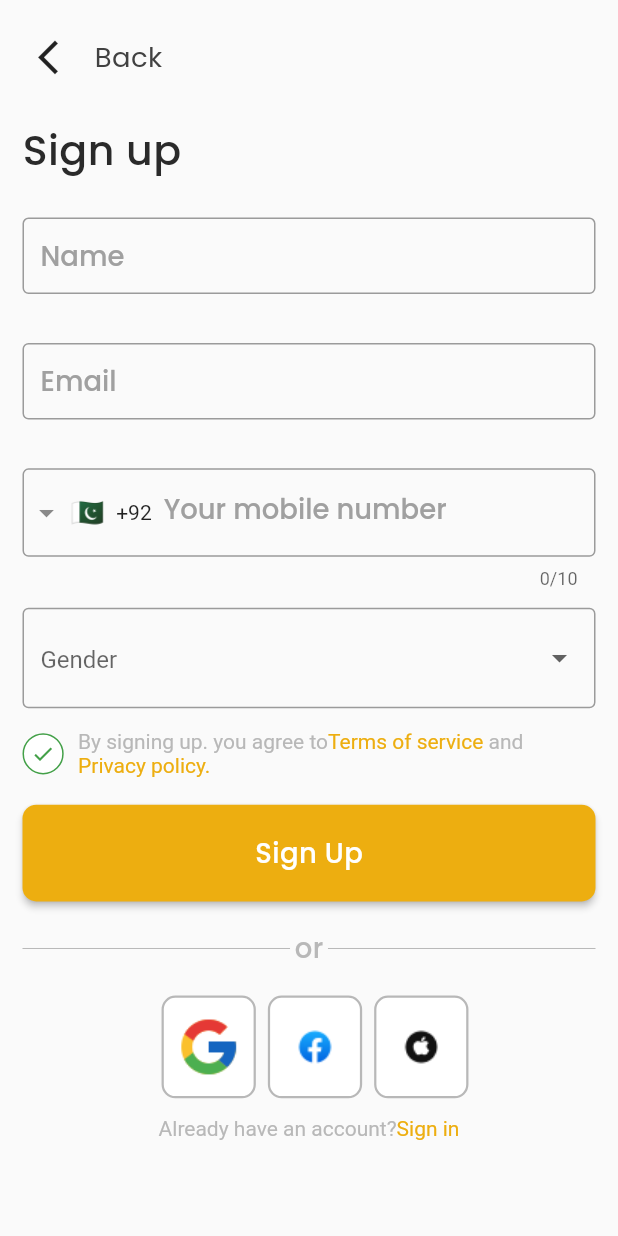
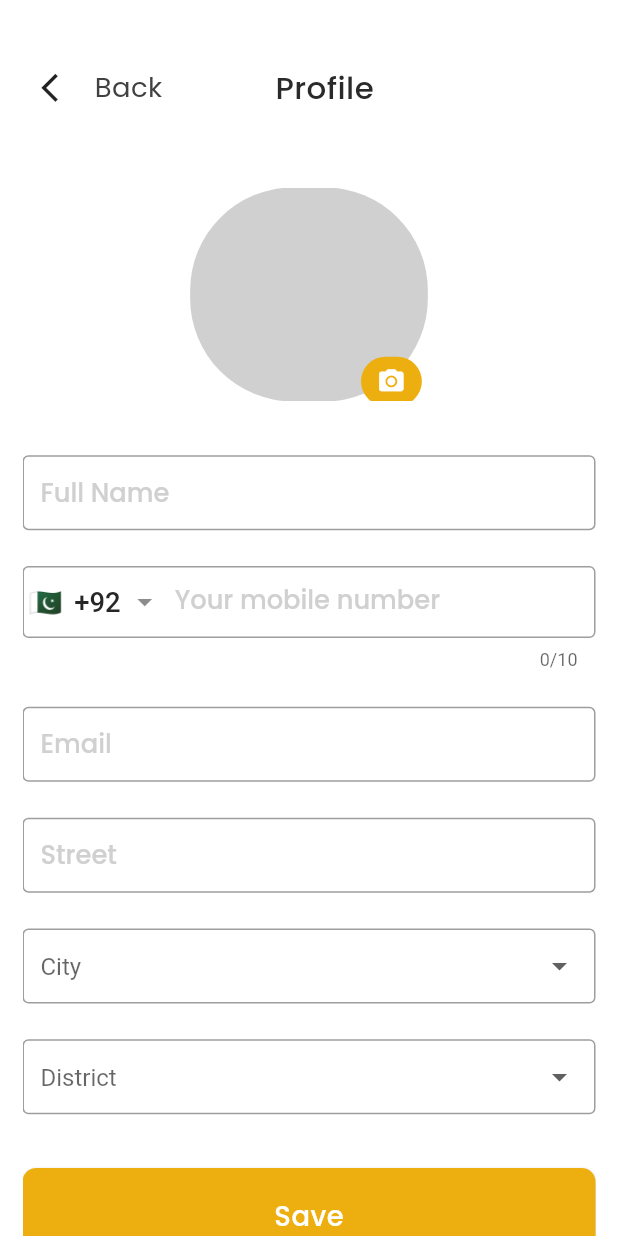
Before and after one commit to abdullah517/EasyRider, a Flutter app: the Signup screen opened directly, after a tap on "Sign Up", on a phone screen of 412 x 824 dp. Run offline on Flutter 3.47's test engine with Material 2 defaults, Android fonts, the phone set to English and light mode, and no system bars; drawn by our look-alikes of intl_phone_field, roundcheckbox; our stand-ins replace flutter_screenutil, flutter_svg, get, pinput.

Commit message:
mycommit1

```diff
--- a/lib/utils/appcolors.dart
+++ b/lib/utils/appcolors.dart
@@ -12,4 +12,7 @@ class Appcolors {
   static const Color contentPrimary = Color(0xff2A2A2A);
   static const Color splashbgColor = Color(0xffFEC400);
   static const Color neutralgrey = Color(0xffA0A0A0);
+  static const Color neutralgrey700 = Color(0xff5A5A5A);
+  static const Color neutralgrey200 = Color(0xffD0D0D0);
+  static const Color scaffoldbgcolor = Color(0xffffffff);
 }
--- a/lib/view/Authentication/components/authtextform.dart
+++ b/lib/view/Authentication/components/authtextform.dart
@@ -1,6 +1,7 @@
 import 'package:flutter/material.dart';
-import 'package:flutter_screenutil/flutter_screenutil.dart';
 import 'package:ridemate/view/Authentication/components/hinttextstyle.dart';
+
+import '../../../utils/appcolors.dart';
 
 // ignore: must_be_immutable
 class Authtextform extends StatelessWidget {
@@ -12,10 +13,8 @@ class Authtextform extends StatelessWidget {
 
   @override
   Widget build(BuildContext context) {
-    return SizedBox(
-      width: 362.w,
-      height: 60.h,
-      child: TextFormField(
+    return TextFormField(
+      cursorColor: Appcolors.primaryColor,
       obscureText: visibility,
       decoration: InputDecoration(
         hintText: hinttext,
@@ -23,8 +22,10 @@ class Authtextform extends StatelessWidget {
         suffixIcon: suffixIcon,
         contentPadding:
             const EdgeInsets.symmetric(horizontal: 12, vertical: 12),
-          border: OutlineInputBorder(),
-        ),
+        border: const OutlineInputBorder(
+            borderSide: BorderSide(color: Appcolors.neutralgrey200)),
+        focusedBorder: const OutlineInputBorder(
+            borderSide: BorderSide(color: Appcolors.primaryColor)),
       ),
     );
   }
--- a/lib/view/Authentication/components/backappbar.dart
+++ b/lib/view/Authentication/components/backappbar.dart
@@ -3,9 +3,11 @@ import 'package:flutter_screenutil/flutter_screenutil.dart';
 import 'package:get/get.dart';
 import 'package:ridemate/utils/appcolors.dart';
 import 'package:ridemate/widgets/customtext.dart';
+import 'package:ridemate/widgets/spacing.dart';
 
 class Backappbar extends StatelessWidget {
-  const Backappbar({super.key});
+  final String title;
+  const Backappbar({super.key, this.title = ''});
 
   @override
   Widget build(BuildContext context) {
@@ -15,14 +17,21 @@ class Backappbar extends StatelessWidget {
             onPressed: () => Get.back(),
             icon: Icon(
               Icons.arrow_back_ios,
-              size: 24.sp,
+              size: 20.sp,
             )),
         CustomText(
           title: 'Back',
           fontSize: 16,
           fontWeight: FontWeight.w400,
           color: Appcolors.contentSecondary,
-        )
+        ),
+        addHorizontalspace(width: 55.w),
+        CustomText(
+          title: title,
+          fontSize: 18,
+          fontWeight: FontWeight.w500,
+          color: Appcolors.contentPrimary,
+        ),
       ],
     );
   }
--- a/lib/view/Authentication/components/customrichtext.dart
+++ b/lib/view/Authentication/components/customrichtext.dart
@@ -6,7 +6,13 @@ import 'package:ridemate/utils/appcolors.dart';
 class Customrichtext extends StatelessWidget {
   List<String> texts;
   void Function()? onTap;
-  Customrichtext({super.key, required this.texts, this.onTap});
+  Color color;
+  Customrichtext({
+    super.key,
+    required this.texts,
+    this.onTap,
+    this.color = Appcolors.neutralgrey700,
+  });
 
   @override
   Widget build(BuildContext context) {
@@ -17,9 +23,7 @@ class Customrichtext extends StatelessWidget {
               (index) => TextSpan(
                     text: texts[index],
                     style: TextStyle(
-                      color: index % 2 != 0
-                          ? Appcolors.primaryColor
-                          : Appcolors.contentDisbaled,
+                      color: index % 2 != 0 ? Appcolors.primaryColor : color,
                     ),
                     recognizer: onTap != null && index == 1
                         ? (TapGestureRecognizer()..onTap = onTap)
--- a/lib/view/Authentication/components/dropdownfield.dart
+++ b/lib/view/Authentication/components/dropdownfield.dart
@@ -1,17 +1,26 @@
 import 'package:flutter/material.dart';
 import 'package:ridemate/view/Authentication/components/hinttextstyle.dart';
 
+import '../../../utils/appcolors.dart';
+
 class Dropdownfield extends StatelessWidget {
   final List<String> mylist;
-  const Dropdownfield({super.key, required this.mylist});
+  final String hinttext;
+  const Dropdownfield(
+      {super.key, required this.mylist, this.hinttext = 'Gender'});
 
   @override
   Widget build(BuildContext context) {
     return DropdownButtonFormField(
       decoration: InputDecoration(
-        hintText: 'Gender',
+        hintText: hinttext,
         hintStyle: gethintstyle(),
-        border: OutlineInputBorder(),
+        border: const OutlineInputBorder(
+            borderSide: BorderSide(color: Appcolors.neutralgrey200)),
+        focusedBorder: const OutlineInputBorder(
+            borderSide: BorderSide(color: Appcolors.primaryColor)),
+        contentPadding:
+            const EdgeInsets.symmetric(horizontal: 12, vertical: 12),
       ),
       items: List.generate(
           mylist.length,
--- a/lib/view/Authentication/components/hinttextstyle.dart
+++ b/lib/view/Authentication/components/hinttextstyle.dart
@@ -4,9 +4,9 @@ import 'package:ridemate/utils/appcolors.dart';
 
 TextStyle gethintstyle() {
   return TextStyle(
-    fontSize: 16.sp,
+    fontSize: 15.sp,
     fontWeight: FontWeight.w500,
-    color: Appcolors.neutralgrey,
+    color: Appcolors.neutralgrey200,
     fontFamily: 'Poppins',
   );
 }
--- a/lib/view/Authentication/components/phonefield.dart
+++ b/lib/view/Authentication/components/phonefield.dart
@@ -1,5 +1,7 @@
 import 'package:flutter/material.dart';
+import 'package:flutter_screenutil/flutter_screenutil.dart';
 import 'package:intl_phone_field/intl_phone_field.dart';
+import 'package:ridemate/utils/appcolors.dart';
 import 'package:ridemate/view/Authentication/components/hinttextstyle.dart';
 
 class Phonefield extends StatelessWidget {
@@ -8,10 +10,22 @@ class Phonefield extends StatelessWidget {
   @override
   Widget build(BuildContext context) {
     return IntlPhoneField(
+      cursorColor: Appcolors.primaryColor,
+      dropdownTextStyle: TextStyle(
+        fontSize: 16.sp,
+        fontWeight: FontWeight.w500,
+        color: const Color(0xff262626),
+      ),
+      dropdownIconPosition: IconPosition.trailing,
       decoration: InputDecoration(
         labelText: 'Your mobile number',
         labelStyle: gethintstyle(),
-        border: OutlineInputBorder(),
+        border: const OutlineInputBorder(
+            borderSide: BorderSide(color: Appcolors.neutralgrey200)),
+        focusedBorder: const OutlineInputBorder(
+            borderSide: BorderSide(color: Appcolors.primaryColor)),
+        contentPadding:
+            const EdgeInsets.symmetric(horizontal: 12, vertical: 12),
       ),
       initialCountryCode: 'PK',
       onChanged: (phone) {},
--- /dev/null
+++ b/lib/view/Authentication/view/Completeprofile/completeprofile.dart
@@ -0,0 +1,88 @@
+import 'package:flutter/material.dart';
+import 'package:flutter_screenutil/flutter_screenutil.dart';
+import 'package:ridemate/utils/appcolors.dart';
+import 'package:ridemate/view/Authentication/components/authtextform.dart';
+import 'package:ridemate/view/Authentication/components/backappbar.dart';
+import 'package:ridemate/view/Authentication/components/phonefield.dart';
+import 'package:ridemate/widgets/customcontainer.dart';
+import 'package:ridemate/widgets/spacing.dart';
+
+import '../../../../widgets/custombutton.dart';
+import '../../components/dropdownfield.dart';
+
+class Completeprofile extends StatelessWidget {
+  const Completeprofile({super.key});
+
+  @override
+  Widget build(BuildContext context) {
+    return SafeArea(
+        child: Scaffold(
+      backgroundColor: Appcolors.scaffoldbgcolor,
+      body: Form(
+          child: Padding(
+        padding: const EdgeInsets.symmetric(horizontal: 15),
+        child: SingleChildScrollView(
+          physics: const BouncingScrollPhysics(),
+          child: Column(
+            crossAxisAlignment: CrossAxisAlignment.start,
+            children: [
+              addVerticalspace(height: 24.h),
+              const Backappbar(title: 'Profile'),
+              addVerticalspace(height: 30.h),
+              Center(
+                child: Stack(
+                  children: [
+                    Customcontainer(
+                      width: 121.w,
+                      height: 100.h,
+                      color: Appcolors.neutralgrey200,
+                      borderRadius: 60,
+                    ),
+                    Positioned(
+                        bottom: -3,
+                        right: 4,
+                        child: Customcontainer(
+                          height: 23.h,
+                          width: 31.w,
+                          color: Appcolors.primaryColor,
+                          borderRadius: 20,
+                          child: Icon(
+                            Icons.camera_alt,
+                            color: const Color(0xffffffff),
+                            size: 17.sp,
+                          ),
+                        )),
+                  ],
+                ),
+              ),
+              addVerticalspace(height: 30),
+              Authtextform(hinttext: 'Full Name'),
+              addVerticalspace(height: 20),
+              const Phonefield(),
+              addVerticalspace(height: 20),
+              Authtextform(hinttext: 'Email'),
+              addVerticalspace(height: 20),
+              Authtextform(hinttext: 'Street'),
+              addVerticalspace(height: 20),
+              const Dropdownfield(
+                mylist: ['Rawalpindi', 'Islamabad'],
+                hinttext: 'City',
+              ),
+              addVerticalspace(height: 20),
+              const Dropdownfield(
+                  mylist: ['Punjab', 'Sindh'], hinttext: 'District'),
+              addVerticalspace(height: 30),
+              Custombutton(
+                text: 'Save',
+                fontSize: 16,
+                fontWeight: FontWeight.w500,
+                borderRadius: 8,
+              ),
+              addVerticalspace(height: 10),
+            ],
+          ),
+        ),
+      )),
+    ));
+  }
+}
--- a/lib/view/Authentication/view/Signup/signup.dart
+++ b/lib/view/Authentication/view/Signup/signup.dart
@@ -9,6 +9,7 @@ import 'package:ridemate/view/Authentication/components/customrichtext.dart';
 import 'package:ridemate/view/Authentication/components/dropdownfield.dart';
 import 'package:ridemate/view/Authentication/components/phonefield.dart';
 import 'package:ridemate/view/Authentication/components/socialbutton.dart';
+import 'package:ridemate/view/Authentication/view/Completeprofile/completeprofile.dart';
 import 'package:ridemate/view/Authentication/view/Login/login.dart';
 import 'package:ridemate/widgets/custombutton.dart';
 import 'package:ridemate/widgets/customtext.dart';
@@ -22,16 +23,18 @@ class Signup extends StatelessWidget {
   Widget build(BuildContext context) {
     return SafeArea(
       child: Scaffold(
+        backgroundColor: Appcolors.scaffoldbgcolor,
         body: Form(
             child: Padding(
           padding: const EdgeInsets.symmetric(horizontal: 15),
           child: SingleChildScrollView(
+            physics: const BouncingScrollPhysics(),
             child: Column(
               crossAxisAlignment: CrossAxisAlignment.start,
               children: [
-                addVerticalspace(height: 10.h),
+                addVerticalspace(height: 24.h),
                 const Backappbar(),
-                addVerticalspace(height: 15),
+                addVerticalspace(height: 30),
                 CustomText(
                   title: 'Sign up ',
                   fontSize: 24,
@@ -42,15 +45,15 @@ class Signup extends StatelessWidget {
                 Authtextform(
                   hinttext: 'Name',
                 ),
-                addVerticalspace(height: 10),
+                addVerticalspace(height: 20),
                 Authtextform(
                   hinttext: 'Email',
                 ),
-                addVerticalspace(height: 10),
+                addVerticalspace(height: 20),
                 const Phonefield(),
-                addVerticalspace(height: 10),
+                addVerticalspace(height: 20),
                 const Dropdownfield(mylist: ['Male', 'Female']),
-                addVerticalspace(height: 12),
+                addVerticalspace(height: 20),
                 Row(
                   children: [
                     RoundCheckBox(
@@ -67,22 +70,28 @@ class Signup extends StatelessWidget {
                     ),
                     addHorizontalspace(width: 8),
                     Expanded(
-                        child: Customrichtext(texts: const [
-                      'By signing up. you agree to',
-                      'Terms of service',
-                      ' and ',
-                      'Privacy policy.'
-                    ])),
+                        child: Customrichtext(
+                      texts: const [
+                        'By signing up. you agree to',
+                        'Terms of service',
+                        ' and ',
+                        'Privacy policy.'
+                      ],
+                      color: Appcolors.contentDisbaled,
+                    )),
                   ],
                 ),
-                addVerticalspace(height: 15),
+                addVerticalspace(height: 20),
                 Custombutton(
                   text: 'Sign Up',
                   fontSize: 16,
                   fontWeight: FontWeight.w500,
                   borderRadius: 8,
+                  ontap: () {
+                    Get.to(() => const Completeprofile());
+                  },
                 ),
-                addVerticalspace(height: 15),
+                addVerticalspace(height: 20),
                 Row(
                   children: [
                     const Expanded(
@@ -106,7 +115,7 @@ class Signup extends StatelessWidget {
                     )),
                   ],
                 ),
-                addVerticalspace(height: 15),
+                addVerticalspace(height: 20),
                 Row(
                   mainAxisAlignment: MainAxisAlignment.center,
                   children: [
@@ -115,7 +124,7 @@ class Signup extends StatelessWidget {
                     Socialbutton(path: AppImages.applelogo),
                   ],
                 ),
-                addVerticalspace(height: 10),
+                addVerticalspace(height: 20),
                 Align(
                     alignment: Alignment.bottomCenter,
                     child: Customrichtext(
@@ -123,7 +132,8 @@ class Signup extends StatelessWidget {
                       onTap: () {
                         Get.to(() => const Login());
                       },
-                    ))
+                    )),
+                addVerticalspace(height: 10),
               ],
             ),
           ),
```
Also changed, not shown: lib/view/Authentication/components/custompinput.dart (added, +56 -0 lines), lib/view/Authentication/view/Login/login.dart (+20 -14 lines), lib/view/Authentication/view/forgetverifyotp/forgetverifyotp.dart (added, +68 -0 lines), lib/view/Authentication/view/sendverification/sendverification.dart (added, +58 -0 lines), lib/view/Onboarding/onboarding.dart (+7 -9 lines). Lines whose indentation alone changed are shown as unchanged.
